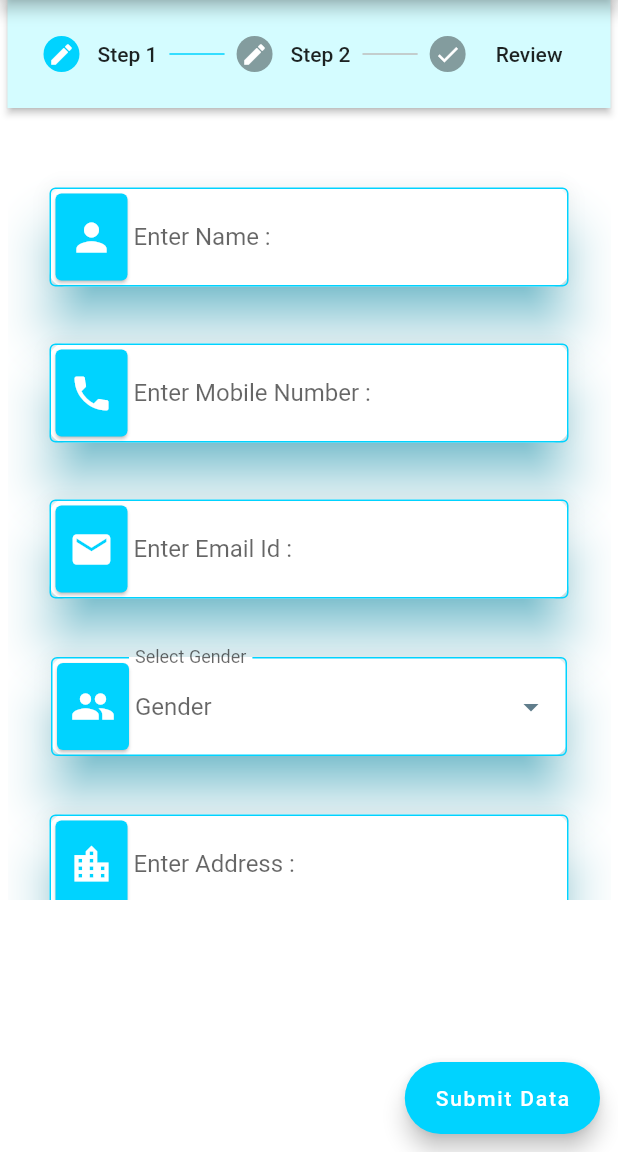
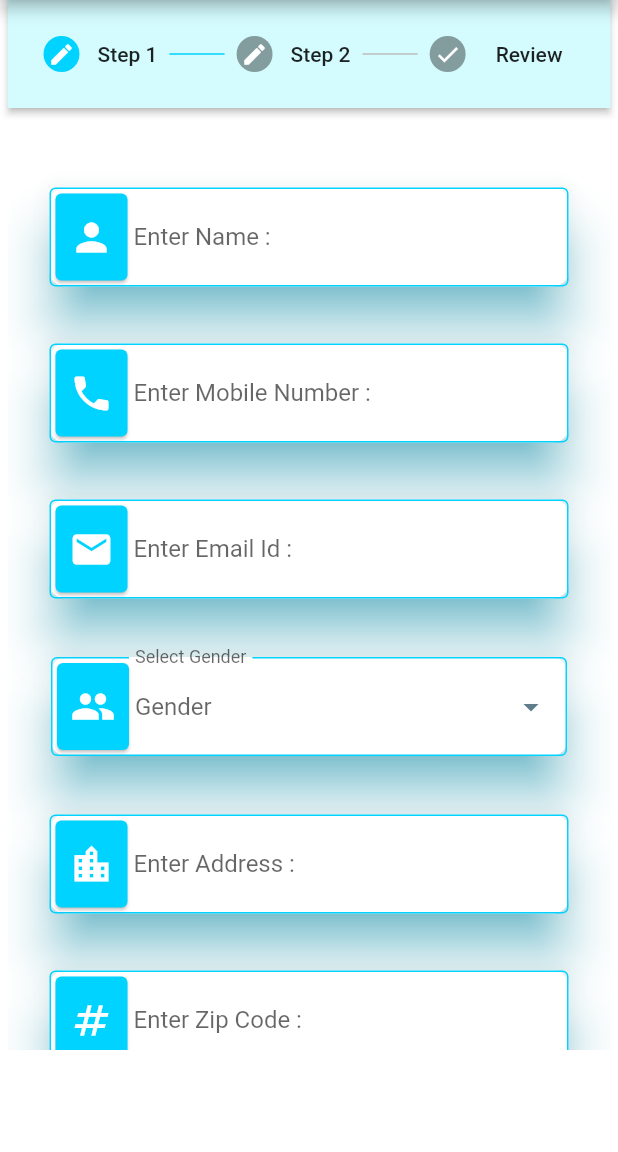
Before and after one commit to insidetech21/crave_ios_android, a Flutter app: the screen it shows after launch, after a tap on "Add Client", on a phone screen of 412 x 824 dp, the part 84-1236 px from its top. Run offline on Flutter 3.47's test engine with Material 2 defaults, Android fonts, the phone set to English and light mode, and no system bars; our stand-ins replace cloud_firestore, csc_picker, firebase_core, firebase_database, firebase_storage, image_cropper and 1 more; accounts and stored records are empty; network calls fail.

Commit message:
Validation added, submit data changes.

```diff
--- a/lib/main.dart
+++ b/lib/main.dart
@@ -35,8 +35,8 @@ Future main() async {
   database.setPersistenceEnabled(true);
   database.setPersistenceCacheSizeBytes(10000000);*/
 
-  var db=FirebaseFirestore.instance;
-  db.settings = const Settings(persistenceEnabled: true);
+  // var db=FirebaseFirestore.instance;
+  // db.settings = const Settings(persistenceEnabled: true);
 
 // Apple and Android
   /* db.settings = const Settings(persistenceEnabled: true);
@@ -82,12 +82,20 @@ class _MyHomePageState extends State<MyHomePage> {
   Uint8List? _bytesImage;
   String imgString = "";
 
+  bool isCompleted = false; //Check completeness of input
+
   //final ImagePicker picker = ImagePicker(); // For Image Picker
-  bool isCompleted = false; //Check completeness of input
-  final _formKey = GlobalKey<FormState>();
-  final _formKey1 = GlobalKey<FormState>(); // form object to be used for form validation
+  // final _formKey = GlobalKey<FormState>();
+  // final _formKey1 = GlobalKey<FormState>();
+
+
+  List<GlobalKey<FormState>> formKeys = [
+  GlobalKey<FormState>(),
+  GlobalKey<FormState>(),
+  ];// form object to be used for form validation
 
   int _activeStepIndex = 0;
+  int currentstep=0;
 
   TextEditingController gender = TextEditingController();
   TextEditingController city = TextEditingController();
@@ -184,13 +192,13 @@ class _MyHomePageState extends State<MyHomePage> {
     return [
       Step(
         state: _activeStepIndex <= 0 ? StepState.editing : StepState.complete,
-          isActive: _activeStepIndex >= 0,
+        isActive: currentstep >= 0,
         title: const Text('Step 1'),
         content: Form(
-            key: _formKey,
+          key: formKeys[0],
           child: SingleChildScrollView(
             padding: const EdgeInsets.only(
-                  top: 25.0, right: 0.0, bottom: 25.0, left: 0.0),
+                top: 25.0, right: 0.0, bottom: 0.0, left: 0.0),
             child: Column(
               crossAxisAlignment: CrossAxisAlignment.end,
               children: <Widget>[
@@ -941,9 +949,11 @@ class _MyHomePageState extends State<MyHomePage> {
 
       Step(
         state: _activeStepIndex <= 1 ? StepState.editing : StepState.complete,
-          isActive: _activeStepIndex >= 1,
+        isActive: currentstep >= 1,
         title: const Text('Step 2'),
-            content: SingleChildScrollView(
+        content: Form(
+          key: formKeys[1],
+          child: SingleChildScrollView(
             padding: const EdgeInsets.only(
                 top: 25.0, right: 0.0, bottom: 25.0, left: 10.0),
             child: Column(
@@ -1484,6 +1494,7 @@ class _MyHomePageState extends State<MyHomePage> {
             ),
           ),
         ),
+      ),
 
       Step(
         state: StepState.complete,
@@ -2591,7 +2602,7 @@ class _MyHomePageState extends State<MyHomePage> {
         title: const Center(child:
         Text('Crave Client Registration')
         ),
-        actions: const <Widget>[
+        // actions: const <Widget>[
           /* IconButton(
             icon: const Icon(
               Icons.document_scanner,
@@ -2609,22 +2620,30 @@ class _MyHomePageState extends State<MyHomePage> {
               // do something
             },
           ),*/
-        ],
+        // ],
         backgroundColor: const Color(0xFF00D3FF),
       ),
-      //
-      floatingActionButton: FloatingActionButton.extended(
-        backgroundColor: const Color(0xFF00D3FF),
-        //icon: const Icon(Icons.save),
-        onPressed: () async {
-          if (_formKey.currentState!.validate() || _formKey1.currentState!.validate()) {
-
+      body: Container(
+        padding: const EdgeInsets.symmetric(horizontal: 05),
+        height: 700,
+        child: Stepper(
+          type: StepperType.horizontal,
+          currentStep: currentstep,
+          steps: stepList(),
+          onStepContinue: () async {
+            final isLastStep = currentstep==stepList().length-1;
+            if(isLastStep){
+              //print("Completed");
+              setState(() {
+                isCompleted = true;
+              });
+              //if (formKeys[currentstep].currentState!.validate())
+              {
                 await uploadFile(_image!.path);
                 ScaffoldMessenger.of(context).showSnackBar(const SnackBar(
                   content: Text("Data Submitted Successfully !"),
                 ),
                 );
-
                 final image2 = urlDownload.toString();
                 final name2 = name.text;
                 final email2 = email.text;
@@ -2668,87 +2687,60 @@ class _MyHomePageState extends State<MyHomePage> {
                   dateOfNextStepscontroller: nextStepsPlanned2,
                   comments: comments2,
                 );
-            //Navigator.push(context, MaterialPageRoute(builder: (context) => const DashboardScreen()));
+                Navigator.push(context, MaterialPageRoute(builder: (context) => const DashboardScreen()));
+              }
+              // else{
+              //   ScaffoldMessenger.of(context).showSnackBar(const SnackBar(
+              //     content: Text("Please Enter all the required fields !"),
+              //   ),
+              //   );
+              // }
             }
             else{
-            ScaffoldMessenger.of(context).showSnackBar(const SnackBar(
-                content: Text("Please Enter all the fields !"),
-            ),
-            );
-          }
-        },
-        label: const Text("Submit Data"),
-        // code added for Firebase Connection Checking
-      ),
-      floatingActionButtonLocation: FloatingActionButtonLocation.miniEndFloat,
-      //
-      body: Container(
-        padding: const EdgeInsets.symmetric(horizontal: 05),
-        height: 600,
-        child: Stepper(
-            type: StepperType.horizontal,
-            currentStep: _activeStepIndex,
-            steps: stepList(),
-            onStepContinue: () {
-              if (_activeStepIndex < (stepList().length - 1)) {
-                _activeStepIndex += 1;
-              }
-              setState(() {},);
+              if (formKeys[currentstep].currentState!.validate()){
+                setState(() => currentstep+=1);
+              }
+            }
           },
           onStepCancel: () {
-              if (_activeStepIndex == 0) {
-                return;
-              }
-              _activeStepIndex -= 1;
-              setState(() {});
+            setState(() {
+              currentstep-=1;
+            });
           },
           // For Controlling the Stepper Buttons
           controlsBuilder: (BuildContext context, ControlsDetails details) {
-              return Row(
-                children: <Widget>[
+            final isLastStep = currentstep==stepList().length-1;
+            return Container(
+              margin: const EdgeInsets.only(top: 50),
+              child: Row(
+                children: [
+                  // const Center(
+                  //   child: CircularProgressIndicator(),
+                  // ),
                   Expanded(
                     child: ElevatedButton(
                     onPressed: details.onStepContinue,
-                      style: ElevatedButton.styleFrom(
-                        backgroundColor: const Color(0xFF00D3FF),
-                      ),
-                      child: Text(_activeStepIndex == stepList().length - 1
-                          ? "SUBMIT" : "NEXT"),
+                    child: Text(isLastStep ? "SUBMIT" : "NEXT"),
                   ),
                   ),
                   const SizedBox(
                     width: 16,
                   ),
-                  if(_activeStepIndex != 0)
+
+                  if(currentstep != 0)
                   Expanded(
                     child: ElevatedButton(
                       onPressed: details.onStepCancel,
-                        style: ElevatedButton.styleFrom(
-                          backgroundColor: const Color(0xFF00D3FF),
-                        ),
-                        child: const Text('PREVIOUS'),
-                      ),
-
-                    ),
-                  /*  Expanded(child:
-                  ElevatedButton(
-                    child: const Text("Submit") ,
-                    onPressed: () {
-                      },
-                  ),
-                  ),*/
+                      child: const Text('BACK'),
+                    ),
+                  ),
+
                 ],
+              ),
             );
           }
         ),
       ),
-
-      /* body: const CSCPicker(
-
-        onCountryChanged: (){},
-        onStateChanged: (){},
-        onCityChanged: (){},
-      ),*/
 
     );
   }
@@ -2917,22 +2909,6 @@ class _MyHomePageState extends State<MyHomePage> {
     });
 
   }
-
-/*Future uploadFile() async{
-    try{
-
-      firebase_storage.UploadTask uploadTask;
-
-      firebase_storage.Reference ref = firebase_storage.FirebaseStorage.instance.
-      ref().
-      child('visiting_cards');
-
-      ref.putFile(_image.path)
-    }
-    catch(e){
-      print(e);
-    }
-}*/
 }
 
 class Customer {
--- a/lib/singleuser.dart
+++ b/lib/singleuser.dart
@@ -817,7 +817,7 @@ class _SingleuserreadState extends State<Singleuserread> {
                                               child: TextField(
                                                 controller: nextStepsPlanned1,
                                                 readOnly: true,
-                                                //expands: true,
+                                                //expands: trguestue,
                                                 decoration: const InputDecoration(
                                                   fillColor: Colors.transparent,
                                                   border: OutlineInputBorder(
--- a/lib/update_client.dart
+++ b/lib/update_client.dart
@@ -15,6 +15,8 @@ import 'custom_date_picker_form_field.dart';
 import 'package:image_picker/image_picker.dart';
 import 'package:firebase_storage/firebase_storage.dart' as firebase_storage;
 import 'package:path/path.dart' as p;
+
+import 'dashboard_screen.dart';
 
 
 
@@ -2907,6 +2909,7 @@ class _UpdateClientState extends State<UpdateClient> {
               '${urlDownload}',
             });
 
+            Navigator.push(context, MaterialPageRoute(builder: (context) => const DashboardScreen()));
             ScaffoldMessenger.of(context).showSnackBar(const SnackBar(
               content: Text("Data Updated Successfully !"),
             ));
--- a/lib/viewcust.dart
+++ b/lib/viewcust.dart
@@ -6,10 +6,10 @@ import 'package:flutter/material.dart';
 import 'package:firebase_core/firebase_core.dart';
 import 'main.dart';
 
-final userref=FirebaseFirestore.instance.collection("guest2");
+final userref=FirebaseFirestore.instance.collection("guest");
 List<String> itemList = [];
 List<String> distinctIds=[];
-final CollectionReference _reff=FirebaseFirestore.instance.collection('guest2');
+final CollectionReference _reff=FirebaseFirestore.instance.collection('guest');
 
 @override
 void initState() {
--- a/pubspec.yaml
+++ b/pubspec.yaml
@@ -56,6 +56,8 @@ dependencies:
   cloud_firestore: ^4.3.1
   intl: ^0.18.0
   dropdown_search: ^5.0.5
+  flutter_spinkit: ^5.1.0
+  progress_indicator_button: ^0.0.3
 
 flutter_icons:
   android: true
```
Also changed, not shown: pubspec.lock. Lines whose indentation alone changed are shown as unchanged.
